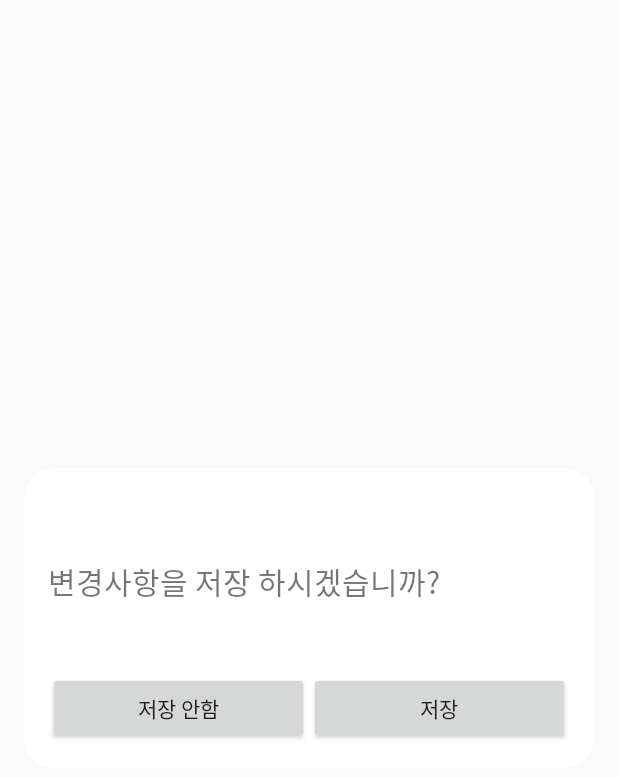
After one commit to cacao1562/SimpleToDo, an Android app: the layout dialog_save.xml on its own in the app's theme, with its tools: preview values and no code run, on a phone screen of 412 x 824 dp. The commit adds this screen. Shown: the top 777 px of the screen. Run offline under Robolectric (Android 15) with nearby library versions, the phone set to English and light mode, and no system bars.

Commit message:
Add SaveDialog, Add cancle alarm, Fix todoDetailViewModel

```diff
--- /dev/null
+++ b/app/src/main/res/drawable/bg_savedialog_border.xml
@@ -0,0 +1,6 @@
+<?xml version="1.0" encoding="utf-8"?>
+<shape xmlns:android="http://schemas.android.com/apk/res/android"
+    android:shape="rectangle">
+    <corners android:radius="20dp" />
+    <solid android:color="@android:color/white" />
+</shape>
--- /dev/null
+++ b/app/src/main/res/layout/dialog_save.xml
@@ -0,0 +1,65 @@
+<?xml version="1.0" encoding="utf-8"?>
+
+<layout xmlns:android="http://schemas.android.com/apk/res/android"
+    xmlns:app="http://schemas.android.com/apk/res-auto">
+
+    <LinearLayout
+        android:id="@+id/saveDialog_linear"
+        android:layout_width="match_parent"
+        android:layout_height="200dp"
+        android:background="@drawable/bg_savedialog_border"
+        android:layout_gravity="center"
+        android:layout_marginStart="@dimen/default_margin"
+        android:layout_marginEnd="@dimen/default_margin">
+
+        <LinearLayout
+            android:layout_width="match_parent"
+            android:layout_height="match_parent"
+            android:orientation="vertical"
+            android:padding="@dimen/default_margin"
+            app:layout_constraintBottom_toBottomOf="parent"
+            app:layout_constraintEnd_toEndOf="parent"
+            app:layout_constraintStart_toStartOf="parent"
+            app:layout_constraintTop_toTopOf="parent">
+
+
+            <Space
+                android:layout_width="match_parent"
+                android:layout_height="wrap_content"
+                android:layout_weight="1" />
+
+            <androidx.appcompat.widget.AppCompatTextView
+                android:layout_width="wrap_content"
+                android:layout_height="wrap_content"
+                android:text="변경사항을 저장 하시겠습니까?"
+                android:textSize="20dp" />
+
+            <Space
+                android:layout_width="match_parent"
+                android:layout_height="wrap_content"
+                android:layout_weight="1" />
+
+            <LinearLayout
+                android:layout_width="match_parent"
+                android:layout_height="wrap_content"
+                android:orientation="horizontal">
+
+                <androidx.appcompat.widget.AppCompatButton
+                    android:id="@+id/saveDialog_btn_cancle"
+                    android:layout_width="wrap_content"
+                    android:layout_height="wrap_content"
+                    android:layout_weight="1"
+                    android:text="저장 안함" />
+
+                <androidx.appcompat.widget.AppCompatButton
+                    android:id="@+id/saveDialog_btn_save"
+                    android:layout_width="wrap_content"
+                    android:layout_height="wrap_content"
+                    android:layout_weight="1"
+                    android:text="저장" />
+            </LinearLayout>
+        </LinearLayout>
+
+    </LinearLayout>
+
+</layout>
--- a/app/src/main/res/layout/fragment_todo_detail.xml
+++ b/app/src/main/res/layout/fragment_todo_detail.xml
@@ -47,7 +47,7 @@
                 android:inputType="text"
                 android:paddingStart="10dp"
                 android:paddingEnd="10dp"
-                android:text="@={viewmodel.title}"
+                android:text="@={viewmodel.todoTitle}"
                 app:layout_constraintEnd_toEndOf="parent"
                 app:layout_constraintStart_toStartOf="parent"
                 app:layout_constraintTop_toBottomOf="@+id/iv_top" />
```
Also changed, not shown: app/src/main/java/com/acacia/simpletodo/MainActivity.kt (+15 -0 lines), app/src/main/java/com/acacia/simpletodo/todo/detail/TodoDetailFragment.kt (+42 -5 lines), app/src/main/java/com/acacia/simpletodo/todo/dialog/SaveDialog.kt (added, +51 -0 lines), app/src/main/java/com/acacia/simpletodo/utils/Commons.kt (+13 -15 lines), app/src/main/java/com/acacia/simpletodo/utils/Extentions.kt (added, +28 -0 lines), app/src/main/java/com/acacia/simpletodo/viewmodel/TodoDetailViewModel.kt (+64 -12 lines), app/src/main/res/drawable/bg_switch_track.xml (added, +13 -0 lines), app/src/main/res/layout/fragment_todo_list.xml (+17 -0 lines).
